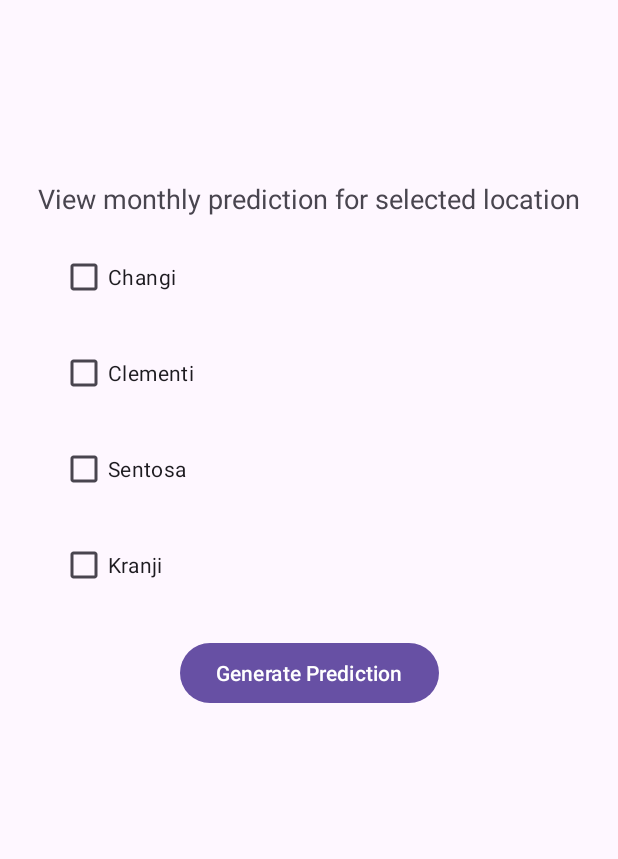
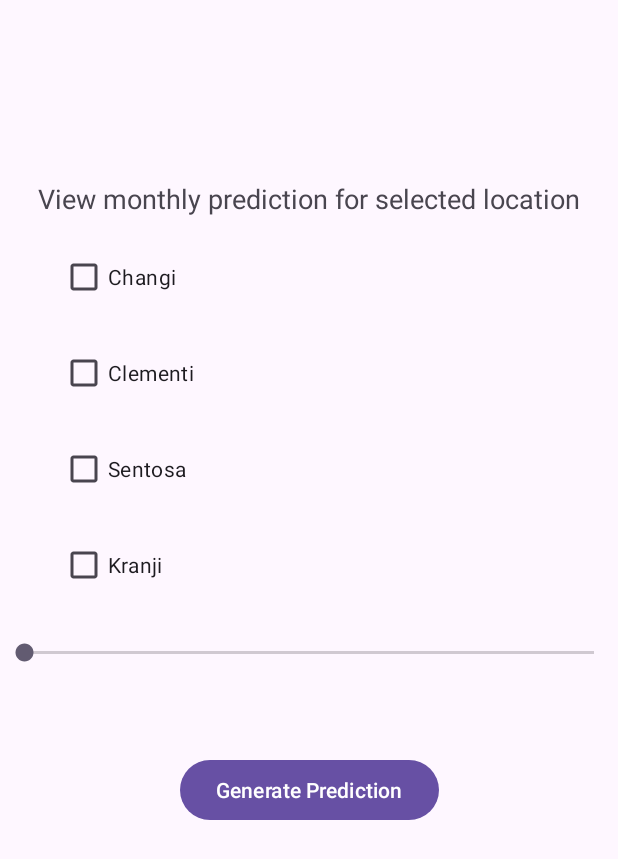
Before and after one commit to izybelly/team3_android, an Android app: the AllLocationActivity screen opened directly, with no data from a screen before it, on a phone screen of 412 x 824 dp. Shown: the top 859 px of the screen. Run offline under Robolectric (Android 15) with nearby library versions, the light colour scheme and no system bars.

Commit message:
Add seek bar for allLocation and nearestLocation

```diff
--- a/app/src/main/java/com/example/ad_team3/AllLocationActivity.java
+++ b/app/src/main/java/com/example/ad_team3/AllLocationActivity.java
@@ -5,6 +5,8 @@ import androidx.appcompat.app.AppCompatActivity;
 import android.os.Bundle;
 import android.view.View;
 import android.widget.Button;
+import android.widget.SeekBar;
+import android.widget.TextView;
 
 public class AllLocationActivity extends AppCompatActivity {
 
@@ -12,6 +14,29 @@ public class AllLocationActivity extends AppCompatActivity {
     protected void onCreate(Bundle savedInstanceState) {
         super.onCreate(savedInstanceState);
         setContentView(R.layout.activity_all_location);
+
+        SeekBar seekBar = findViewById(R.id.numericSeekBar_all);
+        TextView messageTextView = findViewById(R.id.messageTextView_all);
+
+        seekBar.setOnSeekBarChangeListener(new SeekBar.OnSeekBarChangeListener() {
+            @Override
+            public void onProgressChanged(SeekBar seekBar, int i, boolean b) {
+                int selectedValue = i + 1;
+
+                String message = "Selecting prediction for " + selectedValue + " months";
+                messageTextView.setText(message);
+            }
+
+            @Override
+            public void onStartTrackingTouch(SeekBar seekBar) {
+
+            }
+
+            @Override
+            public void onStopTrackingTouch(SeekBar seekBar) {
+
+            }
+        });
 
         Button submit = findViewById(R.id.submit_allloc);
         submit.setOnClickListener(new View.OnClickListener() {
--- a/app/src/main/res/layout/activity_all_location.xml
+++ b/app/src/main/res/layout/activity_all_location.xml
@@ -67,13 +67,38 @@
         android:layout_marginStart="40dp"
         />
 
+    <SeekBar
+        android:id="@+id/numericSeekBar_all"
+        android:layout_width="0dp"
+        android:layout_height="wrap_content"
+        android:layout_marginTop="25dp"
+        app:layout_constraintTop_toBottomOf="@id/checkbox4"
+        app:layout_constraintBottom_toTopOf="@id/messageTextView_all"
+        app:layout_constraintStart_toStartOf="parent"
+        app:layout_constraintEnd_toEndOf="parent"
+        app:layout_constraintHorizontal_bias="0.5"
+        android:max="11"/>
+
+    <!-- TextView for displaying message -->
+    <TextView
+        android:id="@+id/messageTextView_all"
+        android:layout_width="wrap_content"
+        android:layout_height="wrap_content"
+        android:text=""
+        app:layout_constraintTop_toBottomOf="@id/numericSeekBar_all"
+        app:layout_constraintStart_toStartOf="parent"
+        app:layout_constraintEnd_toEndOf="parent"
+        app:layout_constraintBottom_toTopOf="@id/submit_allloc"
+        app:layout_constraintHorizontal_bias="0.5"
+        android:layout_marginTop="15dp" />
+
     <!-- Button -->
     <Button
         android:id="@+id/submit_allloc"
         android:layout_width="wrap_content"
         android:layout_height="wrap_content"
         android:text="Generate Prediction"
-        app:layout_constraintTop_toBottomOf="@+id/checkbox4"
+        app:layout_constraintTop_toBottomOf="@+id/messageTextView_all"
         app:layout_constraintStart_toStartOf="parent"
         app:layout_constraintEnd_toEndOf="parent"
         android:layout_marginTop="24dp"
```
Also changed, not shown: app/src/main/java/com/example/ad_team3/NearestLocationActivity.java (+24 -0 lines), app/src/main/res/layout/activity_nearest_location.xml (+27 -3 lines).
